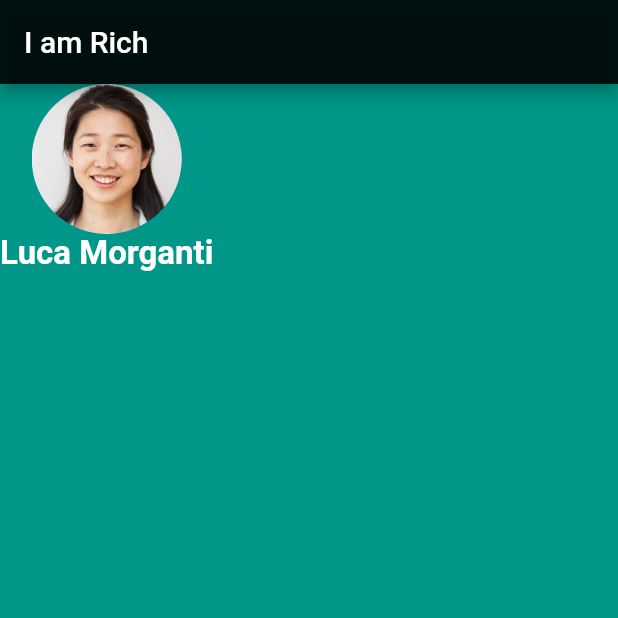
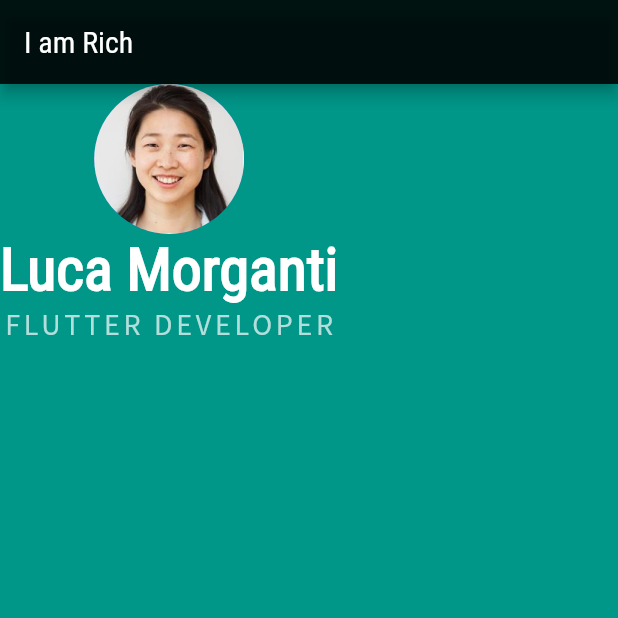
Before and after one commit to morgantiweb/flutter_application_1, a Flutter app: the screen it shows after launch, on a phone screen of 412 x 824 dp, the top half of it. Run offline on Flutter 3.47's test engine with Material 2 defaults, Android fonts, the phone set to English and light mode, and no system bars.

Commit message:
custom fonts

```diff
--- a/lib/main.dart
+++ b/lib/main.dart
@@ -17,15 +17,22 @@ class MyApp extends StatelessWidget {
           backgroundColor: Colors.black87,
           title: const Text('I am Rich'),
         ),
-        body: Column(children: const <Widget>[
-          CircleAvatar(
+        body: Column(children: <Widget>[
+          const CircleAvatar(
               radius: 50.0, backgroundImage: AssetImage('images/test.jpg')),
-          Text('Luca Morganti',
+          const Text('Luca Morganti',
               style: TextStyle(
-                fontSize: 22,
-                color: Colors.white,
-                fontWeight: FontWeight.bold
-              ))
+                  fontFamily: 'Roboto',
+                  fontSize: 40,
+                  color: Colors.white,
+                  fontWeight: FontWeight.bold)),
+          Text('FLUTTER DEVELOPER',
+              style: TextStyle(
+                fontFamily: 'Source Sans Pro',
+                fontSize: 20,
+                color: Colors.teal.shade100,
+                letterSpacing: 2.5,
+              )),
         ]),
       ),
     );
```
Also changed, not shown: pubspec.yaml (+9 -0 lines), fonts/RobotoCondensed-Regular.ttf (added), fonts/SourceSansPro-Regular.ttf (added).
